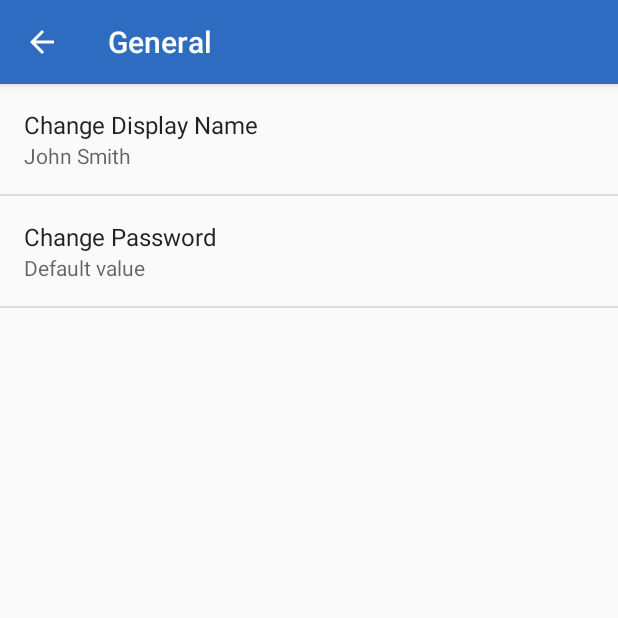
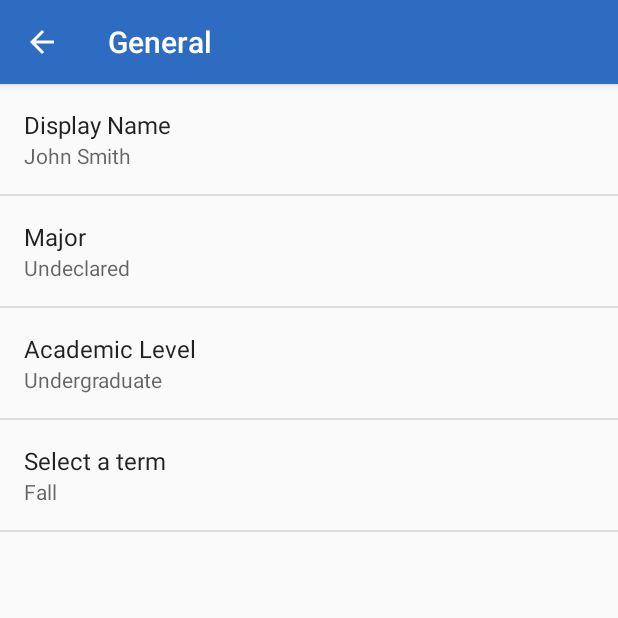
Before and after one commit to markasfour/UCRClasses, an Android app: the SettingsActivity screen opened directly, with no data from a screen before it, after a tap on "General", on a phone screen of 412 x 824 dp, the top half of it. Run offline under Robolectric (Android 15) with nearby library versions, the phone set to English and light mode, and no system bars; our stand-ins replace Firebase (no records; nobody signed in at launch, a user with empty details on screens opened directly).

Commit message:
added program_name, academic_level, and quarter fields to settings page

```diff
--- a/app/src/main/java/com/cs180project/ucrclasses/SettingsActivity.java
+++ b/app/src/main/java/com/cs180project/ucrclasses/SettingsActivity.java
@@ -11,6 +11,7 @@ import android.media.RingtoneManager;
 import android.net.Uri;
 import android.os.Build;
 import android.os.Bundle;
+import android.preference.EditTextPreference;
 import android.preference.ListPreference;
 import android.preference.Preference;
 import android.preference.PreferenceActivity;
@@ -22,9 +23,14 @@ import android.preference.RingtonePreference;
 import android.text.TextUtils;
 import android.util.Log;
 import android.view.MenuItem;
+import android.view.View;
+
 
 import com.google.android.gms.tasks.OnCompleteListener;
 import com.google.android.gms.tasks.Task;
+import com.google.firebase.auth.AuthResult;
+import com.google.firebase.auth.FirebaseAuth;
+import com.google.firebase.auth.FirebaseUser;
 
 import java.util.List;
 
@@ -41,11 +47,14 @@ import java.util.List;
  */
 public class SettingsActivity extends AppCompatPreferenceActivity {
     private static final String TAG = "EmailPassword";
+
     /**
      * A preference value change listener that updates the preference's summary
      * to reflect its new value.
      */
     private static Preference.OnPreferenceChangeListener sBindPreferenceSummaryToValueListener = new Preference.OnPreferenceChangeListener() {
+        private FirebaseAuth mAuth;
+
         @Override
         public boolean onPreferenceChange(Preference preference, Object value) {
             String stringValue = value.toString();
@@ -174,6 +183,7 @@ public class SettingsActivity extends AppCompatPreferenceActivity {
      */
     @TargetApi(Build.VERSION_CODES.HONEYCOMB)
     public static class GeneralPreferenceFragment extends PreferenceFragment {
+
         @Override
         public void onCreate(Bundle savedInstanceState) {
             super.onCreate(savedInstanceState);
@@ -186,18 +196,10 @@ public class SettingsActivity extends AppCompatPreferenceActivity {
             // guidelines.
 
             bindPreferenceSummaryToValue(findPreference("example_text"));
-            //bindPreferenceSummaryToValue(findPreference("example_list"));
+            bindPreferenceSummaryToValue(findPreference("program_name"));
+            bindPreferenceSummaryToValue(findPreference("academic_levels"));
+            bindPreferenceSummaryToValue(findPreference("quarters"));
 
-            bindPreferenceSummaryToValue(findPreference("change_password"));
-
-//            Preference button = (Preference)findPreference(getString(R.string.update_password));
-//            button.setOnPreferenceClickListener(new Preference.OnPreferenceClickListener() {
-//                @Override
-//                public boolean onPreferenceClick(Preference preference) {
-//                    Log.d(TAG, "CLICKED BUTTON");
-//                    return true;
-//                }
-//            });
         }
 
         @Override
--- a/app/src/main/res/values/strings.xml
+++ b/app/src/main/res/values/strings.xml
@@ -59,8 +59,8 @@
         based on your message history
     </string>
 
-    <string name="pref_title_display_name">Change Display Name</string>
-    <string name="pref_title_change_display_name">Enter a new display name</string>
+    <string name="pref_title_display_name">Display Name</string>
+    <string name="pref_title_change_display_name">Enter a display name</string>
 
     <string name="pref_default_display_name">John Smith</string>
 
@@ -75,6 +75,47 @@
         <item>0</item>
         <item>-1</item>
     </string-array>
+
+    <!--  -->
+
+    <string name="pref_title_program_name">Major</string>
+    <string name="dialog_title_program_name">What is your major?</string>
+
+    <!--  -->
+
+    <string name="pref_title_academic_level">Academic Level</string>
+    <string-array name="pref_title_list_academic_levels">
+        <item>Undergraduate</item>
+        <item>Graduate</item>
+    </string-array>
+    <string-array name="pref_title_list_academic_values">
+        <item>-1</item>
+        <item>1</item>
+    </string-array>
+
+    <!--  -->
+
+    <string name="pref_title_quarter">Academic Quarter</string>
+    <string name="dialog_title_quarter">Select a term</string>
+
+    <string-array name="pref_title_list_quarters">
+        <item>Fall</item>
+        <item>Winter</item>
+        <item>Spring</item>
+        <item>Summer</item>
+    </string-array>
+
+    <string-array name="pref_title_list_quarter_values">
+        <item>-1</item>
+        <item>0</item>
+        <item>1</item>
+        <item>2</item>
+    </string-array>
+
+
+    <!--  -->
+
+
 
     <!-- Example settings for Data & Sync -->
     <string name="pref_header_data_sync">Data &amp; sync</string>
@@ -125,6 +166,4 @@
 
 
     <!-- My Settings Strings -->
-    <string name="update_password">Change Password</string>
-    <string name="update_password_title">Enter Your Email Address</string>
 </resources>
--- a/app/src/main/res/xml/pref_general.xml
+++ b/app/src/main/res/xml/pref_general.xml
@@ -25,11 +25,34 @@
         android:positiveButtonText="@null"
         android:title="@string/pref_title_add_friends_to_messages" /> -->
 
-   <EditTextPreference
-        android:defaultValue="Default value"
+    <EditTextPreference
+        android:capitalize="words"
+        android:defaultValue="Undeclared"
+        android:inputType="textCapWords"
+        android:key="program_name"
+        android:maxLines="1"
         android:selectAllOnFocus="true"
-        android:singleLine="true"
-        android:title="@string/update_password"
-        android:dialogTitle="@string/update_password_title"
-        android:key="change_password" />
+        android:title="@string/pref_title_program_name"
+        android:dialogTitle="@string/dialog_title_program_name"/>
+
+
+    <ListPreference
+        android:defaultValue="-1"
+        android:entries="@array/pref_title_list_academic_levels"
+        android:entryValues="@array/pref_title_list_academic_values"
+        android:key="academic_levels"
+        android:negativeButtonText="@null"
+        android:positiveButtonText="@null"
+        android:title="@string/pref_title_academic_level"/>
+
+
+    <ListPreference
+        android:defaultValue="-1"
+        android:entries="@array/pref_title_list_quarters"
+        android:entryValues="@array/pref_title_list_quarter_values"
+        android:key="quarters"
+        android:negativeButtonText="@null"
+        android:positiveButtonText="@null"
+        android:title="@string/dialog_title_quarter" />
+
 </PreferenceScreen>
```
